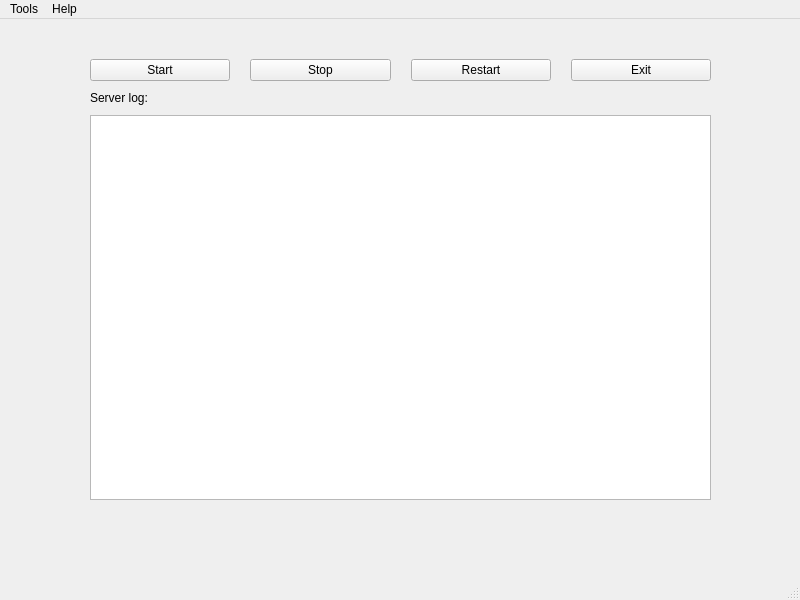
First picture: the form in haxball-server/mainwindow.ui, repository MATF-RS20/RS004-haxball, before the edit.
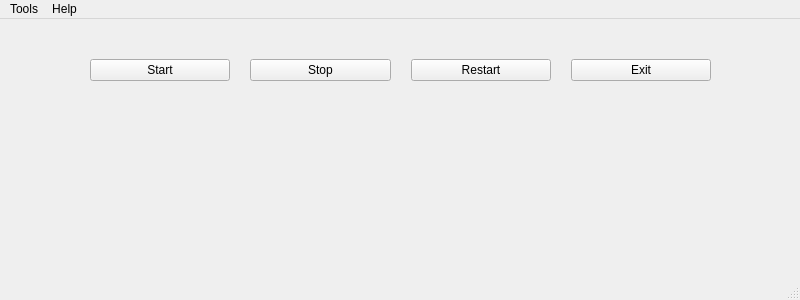
Second picture: the form after the edit.

Diff of the .ui file:
```diff
--- a/haxball-server/mainwindow.ui
+++ b/haxball-server/mainwindow.ui
@@ -7,7 +7,7 @@
     <x>0</x>
     <y>0</y>
     <width>800</width>
-    <height>600</height>
+    <height>300</height>
    </rect>
   </property>
   <property name="sizePolicy">
@@ -75,13 +75,6 @@
        </property>
       </widget>
      </item>
-     <item>
-      <widget class="QTextEdit" name="logTextEdit">
-       <property name="enabled">
-        <bool>true</bool>
-       </property>
-      </widget>
-     </item>
     </layout>
    </widget>
   </widget>
```
Left out of the diff: 2 changed lines with no effect on the pictures.
